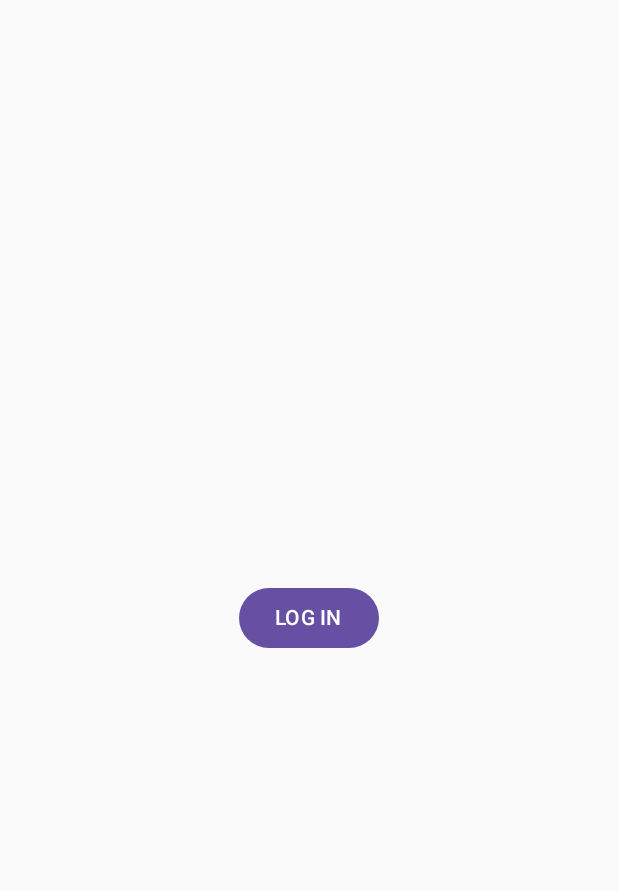
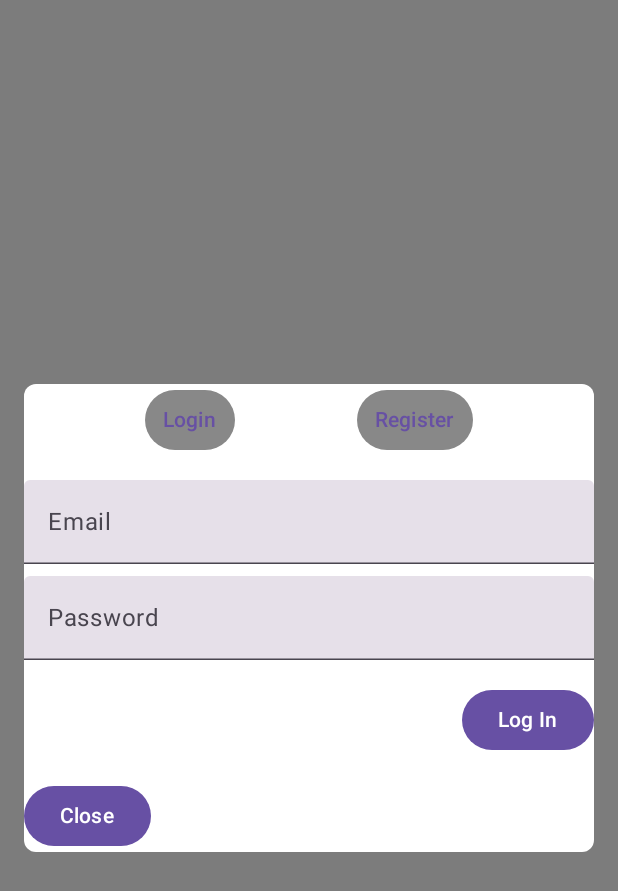
Before and after one commit to V3X3N/Catchio, an Android app built with Jetpack Compose: the screen it shows after launch (MainActivity), on a phone screen of 412 x 824 dp. Shown: the top 891 px of the screen. Run offline under Robolectric (Android 15) with nearby library versions, the light colour scheme and no system bars.

Commit message:
add login/register Modal

```diff
--- /dev/null
+++ b/app/src/main/java/com/example/catchio/screens/login/LoginModal.kt
@@ -0,0 +1,136 @@
+package com.example.catchio.screens.login
+
+import androidx.compose.foundation.background
+import androidx.compose.foundation.clickable
+import androidx.compose.foundation.layout.Arrangement
+import androidx.compose.foundation.layout.Box
+import androidx.compose.foundation.layout.Column
+import androidx.compose.foundation.layout.Row
+import androidx.compose.foundation.layout.Spacer
+import androidx.compose.foundation.layout.fillMaxSize
+import androidx.compose.foundation.layout.fillMaxWidth
+import androidx.compose.foundation.layout.height
+import androidx.compose.foundation.layout.padding
+import androidx.compose.foundation.shape.RoundedCornerShape
+import androidx.compose.material3.Button
+import androidx.compose.material3.ButtonDefaults
+import androidx.compose.material3.Text
+import androidx.compose.material3.TextButton
+import androidx.compose.material3.TextField
+import androidx.compose.runtime.Composable
+import androidx.compose.ui.Alignment
+import androidx.compose.ui.Modifier
+import androidx.compose.ui.graphics.Color
+import androidx.compose.ui.text.input.PasswordVisualTransformation
+import androidx.compose.ui.text.style.LineHeightStyle
+import androidx.compose.ui.unit.dp
+
+@Composable
+fun LoginModal(
+    viewModel: LoginViewModel,
+    onClose: () -> Unit,
+    onLoginSuccess: () -> Unit
+) {
+    Box(
+        modifier = Modifier
+            .fillMaxSize()
+            .background(Color.Black.copy(alpha = 0.5f))
+            .clickable(onClick = onClose)
+    ) {
+        Column(
+            modifier = Modifier
+                .fillMaxWidth()
+                .padding(16.dp)
+                .background(Color.White, shape = RoundedCornerShape(8.dp))
+                .align(Alignment.Center)
+        ) {
+            Row(
+                modifier = Modifier.fillMaxWidth(),
+                horizontalArrangement = Arrangement.SpaceEvenly
+            ) {
+                TabButton(
+                    title = "Login",
+                    isActive = viewModel.activeTab == "login",
+                    onClick = { viewModel.onTabChange("login") }
+                )
+                TabButton(
+                    title = "Register",
+                    isActive = viewModel.activeTab == "register",
+                    onClick = { viewModel.onTabChange("register") }
+                )
+            }
+
+            Spacer(modifier = Modifier.height(16.dp))
+
+            if (viewModel.activeTab == "login") {
+                LoginForm(viewModel = viewModel, onLogin = { viewModel.onLoginClicked() })
+            } else {
+                RegisterForm(viewModel = viewModel, onRegister = { viewModel.onRegisterClicked() })
+            }
+
+            Spacer(modifier = Modifier.height(16.dp))
+
+            Button(onClick = onClose) {
+                Text("Close")
+            }
+        }
+    }
+}
+
+@Composable
+fun TabButton(title: String, isActive: Boolean, onClick: () -> Unit) {
+    TextButton(
+        onClick = onClick,
+        colors = ButtonDefaults.textButtonColors(Color.Gray)
+    ) {
+        Text(text = title)
+    }
+}
+
+@Composable
+fun LoginForm(viewModel: LoginViewModel, onLogin: () -> Unit) {
+    Column(modifier = Modifier.fillMaxWidth()) {
+        TextField(
+            value = viewModel.email,
+            onValueChange = viewModel::onEmailChange,
+            label = { Text("Email") },
+            modifier = Modifier.fillMaxWidth()
+        )
+        Spacer(modifier = Modifier.height(8.dp))
+        TextField(
+            value = viewModel.password,
+            onValueChange = viewModel::onPasswordChange,
+            label = { Text("Password") },
+            modifier = Modifier.fillMaxWidth(),
+            visualTransformation = PasswordVisualTransformation()
+        )
+        Spacer(modifier = Modifier.height(16.dp))
+        Button(onClick = onLogin, modifier = Modifier.align(Alignment.End)) {
+            Text("Log In")
+        }
+    }
+}
+
+@Composable
+fun RegisterForm(viewModel: LoginViewModel, onRegister: () -> Unit) {
+    Column(modifier = Modifier.fillMaxWidth()) {
+        TextField(
+            value = viewModel.registerEmail,
+            onValueChange = viewModel::onRegisterEmailChange,
+            label = { Text("Email") },
+            modifier = Modifier.fillMaxWidth()
+        )
+        Spacer(modifier = Modifier.height(8.dp))
+        TextField(
+            value = viewModel.registerPassword,
+            onValueChange = viewModel::onRegisterPasswordChange,
+            label = { Text("Password") },
+            modifier = Modifier.fillMaxWidth(),
+            visualTransformation = PasswordVisualTransformation()
+        )
+        Spacer(modifier = Modifier.height(16.dp))
+        Button(onClick = onRegister, modifier = Modifier.align(Alignment.End)) {
+            Text("Register")
+        }
+    }
+}
--- a/app/src/main/java/com/example/catchio/screens/login/LoginScreen.kt
+++ b/app/src/main/java/com/example/catchio/screens/login/LoginScreen.kt
@@ -8,7 +8,11 @@ import androidx.compose.material3.Button
 import androidx.compose.material3.Text
 import androidx.compose.runtime.Composable
 import androidx.compose.runtime.LaunchedEffect
+import androidx.compose.runtime.getValue
+import androidx.compose.runtime.mutableStateOf
+import androidx.compose.runtime.remember
 import androidx.compose.runtime.rememberCoroutineScope
+import androidx.compose.runtime.setValue
 import androidx.compose.ui.Alignment
 import androidx.compose.ui.Modifier
 import androidx.compose.ui.unit.dp
@@ -19,6 +23,7 @@ import kotlinx.coroutines.launch
 fun LoginScreen(onLoginSuccess: () -> Unit) {
     val viewModel: LoginViewModel = viewModel()
     val lifecycleScope = rememberCoroutineScope()
+    var isModalOpen by remember { mutableStateOf(true) }
 
     LaunchedEffect(key1 = Unit) {
         lifecycleScope.launch {
@@ -28,6 +33,13 @@ fun LoginScreen(onLoginSuccess: () -> Unit) {
         }
     }
 
+    if (isModalOpen) {
+        LoginModal(
+            viewModel = viewModel,
+            onClose = { isModalOpen = false },
+            onLoginSuccess = onLoginSuccess
+        )
+    } else {
         Column(
             modifier = Modifier
                 .fillMaxSize()
@@ -35,8 +47,9 @@ fun LoginScreen(onLoginSuccess: () -> Unit) {
             verticalArrangement = Arrangement.Center,
             horizontalAlignment = Alignment.CenterHorizontally
         ) {
-        Button(onClick = { viewModel.onLoginClicked() }) {
-            Text("LOG IN")
+            Button(onClick = { isModalOpen = true }) {
+                Text("Open Modal")
             }
         }
     }
+}
--- a/app/src/main/java/com/example/catchio/screens/login/LoginViewModel.kt
+++ b/app/src/main/java/com/example/catchio/screens/login/LoginViewModel.kt
@@ -1,5 +1,8 @@
 package com.example.catchio.screens.login
 
+import androidx.compose.runtime.getValue
+import androidx.compose.runtime.mutableStateOf
+import androidx.compose.runtime.setValue
 import androidx.lifecycle.ViewModel
 import androidx.lifecycle.viewModelScope
 import kotlinx.coroutines.flow.MutableSharedFlow
@@ -11,9 +14,50 @@ class LoginViewModel : ViewModel() {
     private val _loginSuccess = MutableSharedFlow<Unit>()
     val loginSuccess: SharedFlow<Unit> = _loginSuccess.asSharedFlow()
 
+    var activeTab by mutableStateOf("login")
+        private set
+
+    var email by mutableStateOf("")
+        private set
+
+    var password by mutableStateOf("")
+        private set
+
+    var registerEmail by mutableStateOf("")
+        private set
+
+    var registerPassword by mutableStateOf("")
+        private set
+
+    fun onTabChange(tab: String) {
+        activeTab = tab
+    }
+
+    fun onEmailChange(newEmail: String) {
+        email = newEmail
+    }
+
+    fun onPasswordChange(newPassword: String) {
+        password = newPassword
+    }
+
+    fun onRegisterEmailChange(newEmail: String) {
+        registerEmail = newEmail
+    }
+
+    fun onRegisterPasswordChange(newPassword: String) {
+        registerPassword = newPassword
+    }
+
     fun onLoginClicked() {
         viewModelScope.launch {
             _loginSuccess.emit(Unit)
         }
     }
+
+    fun onRegisterClicked() {
+        viewModelScope.launch {
+            _loginSuccess.emit(Unit)
+        }
+    }
 }
```
Lines whose indentation alone changed are shown as unchanged.
